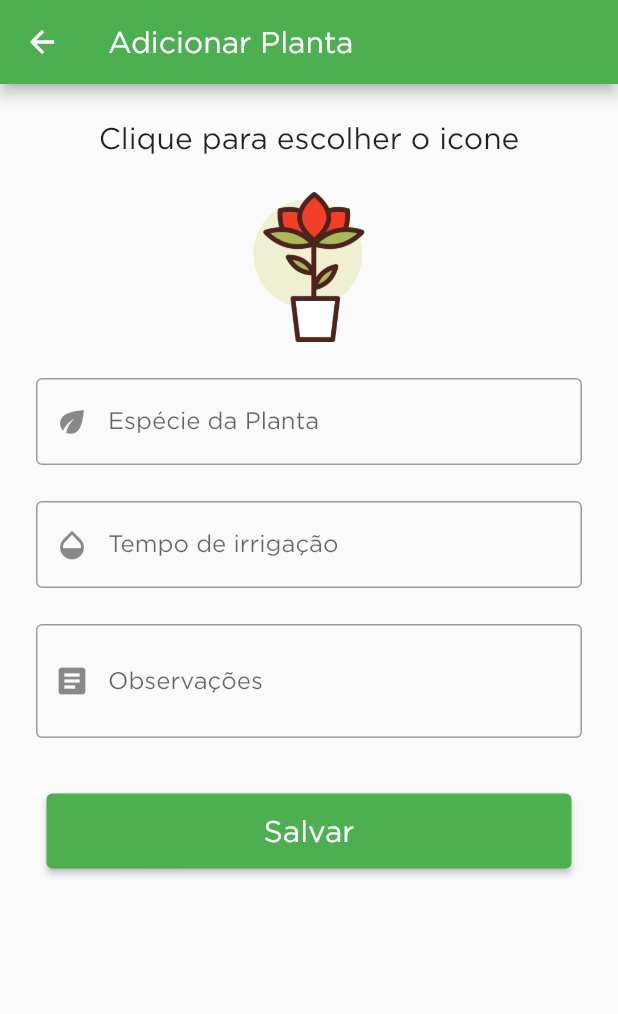
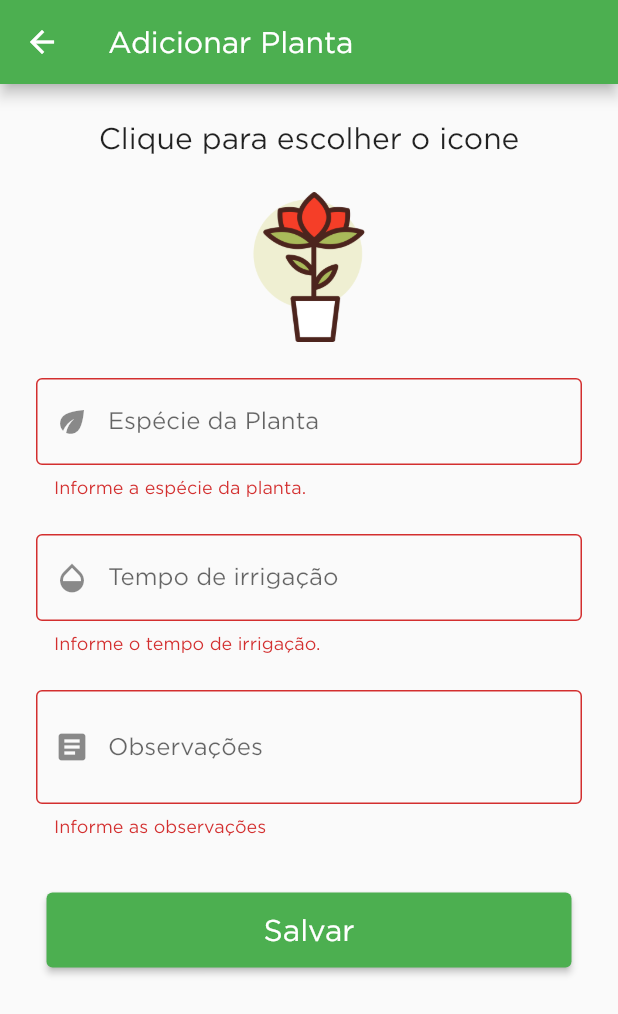
Before and after one commit to RebecaTorrecilhas/projeto_plantas, a Flutter app: the AddPlanta screen opened directly, after a tap on "Salvar", on a phone screen of 412 x 824 dp. Shown: the top 1014 px of the screen. Run offline on Flutter 3.47's test engine with Material 2 defaults, Android fonts, the phone set to English and light mode, and no system bars; our stand-ins replace get, shared_preferences; accounts and stored records are empty; network calls fail.

Commit message:
Cadastrar e listar plantas

```diff
--- a/plant_care_app/lib/controllers/plants_controller.dart
+++ b/plant_care_app/lib/controllers/plants_controller.dart
@@ -1,12 +1,51 @@
-import '../repositories/plant_repository.dart';
-import '../models/plant.dart';
+import 'dart:collection';
+import 'package:get/get.dart';
+import 'package:flutter/material.dart';
+import 'package:projeto_plantas/models/plant.dart';
+import '../services/plants_service.dart';
+import '../services/auth_service.dart';
 
-class PlantsController {
-  PlantRepository plantRepository;
+class PlantsController extends GetxController {
+  final especie = TextEditingController();
+  final obs = TextEditingController();
+  final irrigar = TextEditingController();
+  final icon = TextEditingController();
+  final formKey = GlobalKey<FormState>();
 
-  List<Plant> get plantas => plantRepository.plantas;
+  var isLoading = false.obs;
 
-  PlantsController() {
-    plantRepository = PlantRepository();
+  RxList<dynamic> plantas = RxList<dynamic>();
+
+  onInit() {
+    super.onInit();
+    getAll();
+    ever(AuthService.to.token , (token) {
+      getAll();
+      formKey.currentState.reset();
+    });
+  }
+
+  getAll() async {
+    isLoading.value = true;
+
+    List<dynamic> plants = await PlantsService.to.getAll();
+
+    plantas.removeWhere((plant) => true);
+    plantas.addAll(plants);
+
+    isLoading.value = false;
+  }
+
+  add() async {
+    isLoading.value = true;
+
+    var result = await PlantsService.to.add(especie.text, icon.text, irrigar.text, obs.text);
+
+    getAll();
+    formKey.currentState.reset();
+
+    isLoading.value = false;
+
+    return result;
   }
 }
--- a/plant_care_app/lib/main.dart
+++ b/plant_care_app/lib/main.dart
@@ -5,11 +5,13 @@ import 'package:projeto_plantas/widgets/checkAuth.dart';
 import 'controllers/theme_controller.dart';
 import 'services/auth_service.dart';
 import 'services/user_service.dart';
+import 'services/plants_service.dart';
 
 void main() {
   Get.lazyPut<ThemeController>(() => ThemeController());
   Get.lazyPut<AuthService>(() => AuthService());
   Get.lazyPut<UserService>(() => UserService());
+  Get.lazyPut<PlantsService>(() => PlantsService());
 
   runApp(MyApp());
 }
--- a/plant_care_app/lib/models/plant.dart
+++ b/plant_care_app/lib/models/plant.dart
@@ -2,7 +2,7 @@ class Plant {
   String especie;
   String icon;
   String obs;
-  String irrigacao;
+  String irrigar;
 
-  Plant({this.especie, this.icon, this.obs, this.irrigacao});
+  Plant({this.especie, this.icon, this.obs, this.irrigar});
 }
--- a/plant_care_app/lib/pages/addPlanta.dart
+++ b/plant_care_app/lib/pages/addPlanta.dart
@@ -1,6 +1,7 @@
 import 'package:flutter/material.dart';
 import 'package:projeto_plantas/constants.dart';
 import 'package:get/get.dart';
+import '../controllers/plants_controller.dart';
 
 class AddPlanta extends StatefulWidget {
   @override
@@ -8,15 +9,9 @@ class AddPlanta extends StatefulWidget {
 }
 
 class _AddPlantaState extends State<AddPlanta> {
-  final _especie = TextEditingController();
-  final _observacao = TextEditingController();
-  final _irrigacao = TextEditingController();
-  final _icon = TextEditingController();
-
   var icone = '';
-
-  final _formKey = GlobalKey<FormState>();
   var constants = Get.put(Constants());
+  var controller = Get.put(PlantsController());
 
   showEscolherIcon() {
     List<SimpleDialogOption> items = [];
@@ -32,7 +27,7 @@ class _AddPlantaState extends State<AddPlanta> {
             ),
           ),
           onPressed: () {
-            _icon.text = imagem;
+            controller.icon.text = imagem;
             setState(() {
               icone = imagem;
             });
@@ -62,7 +57,7 @@ class _AddPlantaState extends State<AddPlanta> {
             children: <Widget>[
               Container(
                 child: Form(
-                  key: _formKey,
+                  key: controller.formKey,
                   child: Column(children: [
                     GestureDetector(
                       onTap: () => showEscolherIcon(),
@@ -94,7 +89,7 @@ class _AddPlantaState extends State<AddPlanta> {
                       padding: EdgeInsets.symmetric(
                           vertical: 12.0, horizontal: 24.0),
                       child: TextFormField(
-                        controller: _especie,
+                        controller: controller.especie,
                         decoration: InputDecoration(
                             prefixIcon: Icon(Icons.eco),
                             border: OutlineInputBorder(),
@@ -111,7 +106,7 @@ class _AddPlantaState extends State<AddPlanta> {
                       padding: EdgeInsets.symmetric(
                           vertical: 12.0, horizontal: 24.0),
                       child: TextFormField(
-                          controller: _irrigacao,
+                          controller: controller.irrigar,
                           decoration: InputDecoration(
                               prefixIcon: Icon(Icons.opacity),
                               border: OutlineInputBorder(),
@@ -129,7 +124,7 @@ class _AddPlantaState extends State<AddPlanta> {
                       child: TextFormField(
                           minLines: 2,
                           maxLines: 6,
-                          controller: _observacao,
+                          controller: controller.obs,
                           decoration: InputDecoration(
                               prefixIcon: Icon(Icons.article),
                               border: OutlineInputBorder(),
@@ -145,7 +140,30 @@ class _AddPlantaState extends State<AddPlanta> {
                       alignment: Alignment.bottomCenter,
                       margin: EdgeInsets.all(25),
                       child: ElevatedButton(
-                        onPressed: () => {},
+                        onPressed: () async => {
+                          if (controller.formKey.currentState.validate())
+                            {
+                              if (await controller.add())
+                                {
+                                  ScaffoldMessenger.of(context).showSnackBar(
+                                    SnackBar(
+                                      content: Text(
+                                          'Planta adicionada com sucesso!'),
+                                    ),
+                                  ),
+                                  Navigator.pop(context)
+                                }
+                              else
+                                {
+                                  ScaffoldMessenger.of(context).showSnackBar(
+                                    SnackBar(
+                                      content: Text(
+                                          'Não foi possível adicionar a planta.'),
+                                    ),
+                                  ),
+                                }
+                            }
+                        },
                         child: Text(
                           'Salvar',
                           style: TextStyle(
--- a/plant_care_app/lib/pages/plantasView.dart
+++ b/plant_care_app/lib/pages/plantasView.dart
@@ -1,8 +1,7 @@
 import 'package:flutter/material.dart';
-import '../models/plant.dart';
 
 class PlantasView extends StatefulWidget {
-  Plant planta;
+  final planta;
   PlantasView({Key key, this.planta}) : super(key: key);
 
   @override
@@ -41,7 +40,7 @@ class _PlantasViewState extends State<PlantasView> {
     return Scaffold(
       appBar: AppBar(
         title: Text(
-          widget.planta.especie,
+          widget.planta['especie'],
         ),
         actions: [
           IconButton(icon: Icon(Icons.delete), onPressed: () => deletePlanta(context)),
@@ -53,7 +52,7 @@ class _PlantasViewState extends State<PlantasView> {
           children: [
             Center(
               child: Image.asset(
-                widget.planta.icon,
+                widget.planta['icon'],
                 height: 180,
               ),
             ),
@@ -68,7 +67,7 @@ class _PlantasViewState extends State<PlantasView> {
             Padding(
               padding: EdgeInsets.all(0),
               child: Text(
-                widget.planta.obs,
+                widget.planta['obs'],
                 textAlign: TextAlign.justify,
                 style: TextStyle(fontSize: 18),
               ),
@@ -84,7 +83,7 @@ class _PlantasViewState extends State<PlantasView> {
             Padding(
               padding: EdgeInsets.all(0),
               child: Text(
-                widget.planta.irrigacao,
+                widget.planta['irrigar'],
                 textAlign: TextAlign.justify,
                 style: TextStyle(fontSize: 18),
               ),
--- a/plant_care_app/lib/services/auth_service.dart
+++ b/plant_care_app/lib/services/auth_service.dart
@@ -129,7 +129,7 @@ class AuthService extends GetxController {
       if (response.statusCode == 200) {
         setToken('');
         userIsAuthenticated.value = false;
-      }
+     }
     } catch (e) {
       print(e.message);
     }
--- /dev/null
+++ b/plant_care_app/lib/services/plants_service.dart
@@ -0,0 +1,71 @@
+import 'dart:convert';
+import 'package:get/get.dart';
+import 'package:projeto_plantas/services/auth_service.dart';
+import 'package:http/http.dart' as http;
+
+class PlantsService extends GetxController {
+  @override
+  void onInit() {
+    super.onInit();
+  }
+
+  static PlantsService get to => Get.find<PlantsService>();
+
+  getAll() async {
+    try {
+      var token = AuthService.to.token;
+
+      var response = await http.get(
+        Uri.parse('http://192.168.1.14:8000/api/plant/all'),
+        headers: <String, String>{
+          'Accept': 'application/json;',
+          'Content-Type': 'application/json; charset=UTF-8',
+          'Authorization': 'Bearer $token',
+        },
+      );
+
+      if (response.statusCode == 200) {
+        return jsonDecode(response.body);
+      } else {
+        return false;
+      }
+    } catch (e) {
+      print(e.message);
+    }
+  }
+
+  add(String especie, String icon, String irrigar, String obs) async {
+    try {
+      var token = AuthService.to.token;
+
+      var response = await http.post(
+        Uri.parse('http://192.168.1.14:8000/api/plant'),
+        headers: <String, String>{
+          'Accept': 'application/json;',
+          'Content-Type': 'application/json; charset=UTF-8',
+          'Authorization': 'Bearer $token',
+        },
+        body: jsonEncode(
+          <String, String>{
+            "especie": especie,
+            "icon": icon,
+            "irrigar": irrigar,
+            "obs": obs,
+          },
+        ),
+      );
+
+      if (response.statusCode == 200) {
+        if (response.body.isEmpty) {
+          return true;
+        } else {
+          return false;
+        }
+      } else {
+        return false;
+      }
+    } catch (e) {
+      print(e.message);
+    }
+  }
+}
```
Also changed, not shown: plant_care_app/lib/pages/plantasList.dart (+25 -15 lines), plant_care_app/lib/repositories/plant_repository.dart (+6 -6 lines), plant_care_app/flutter_01.png (added).
